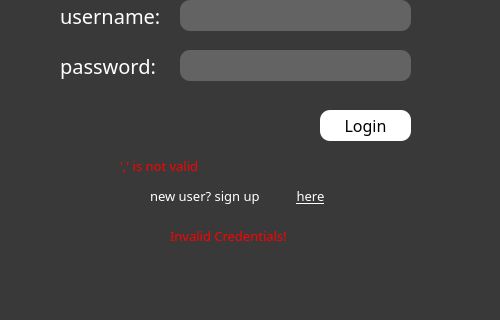
Old version of the form login.ui in the repository shahm58/PaceMakerGroup37; both pictures show x 0 to 500 and y 180 to 500 of the 500 by 500 pixel window.
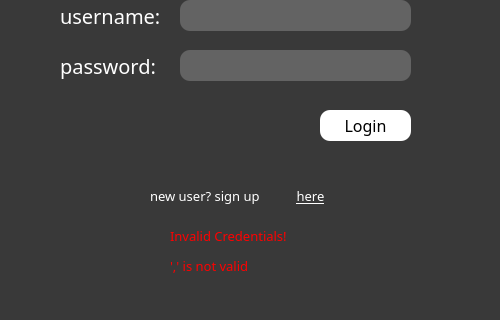
New version of the form.

```diff
--- a/login.ui
+++ b/login.ui
@@ -232,9 +232,9 @@
   <widget class="QLabel" name="maxerror_2">
    <property name="geometry">
     <rect>
-     <x>120</x>
-     <y>330</y>
-     <width>221</width>
+     <x>170</x>
+     <y>430</y>
+     <width>151</width>
      <height>31</height>
     </rect>
    </property>
```
